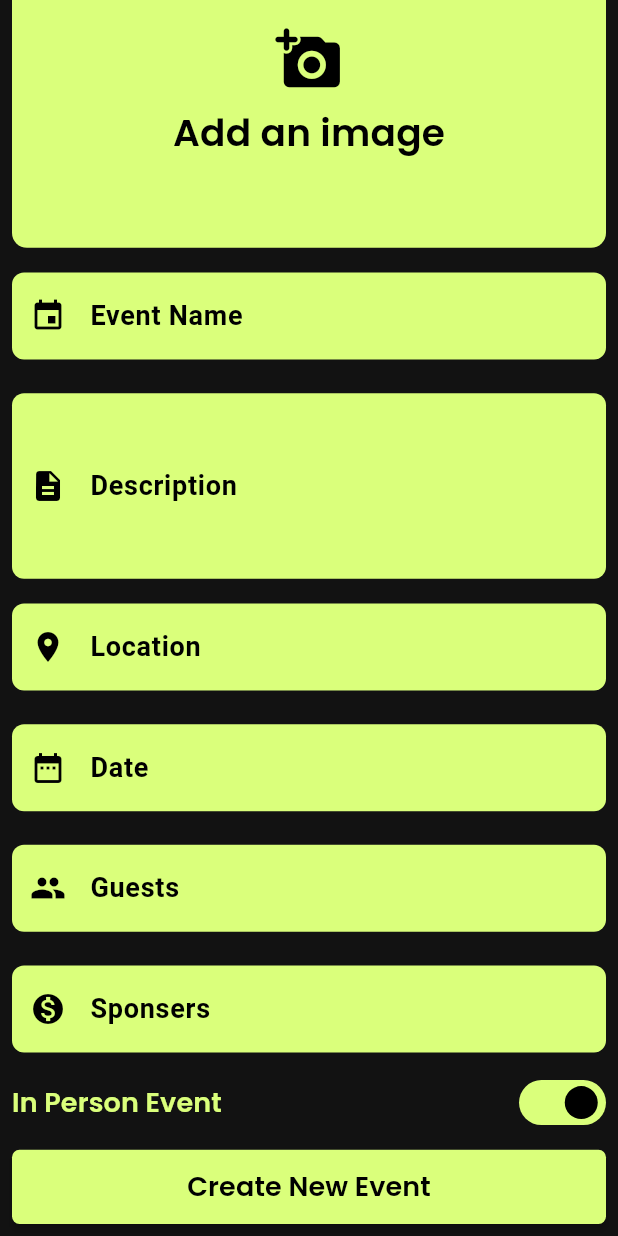
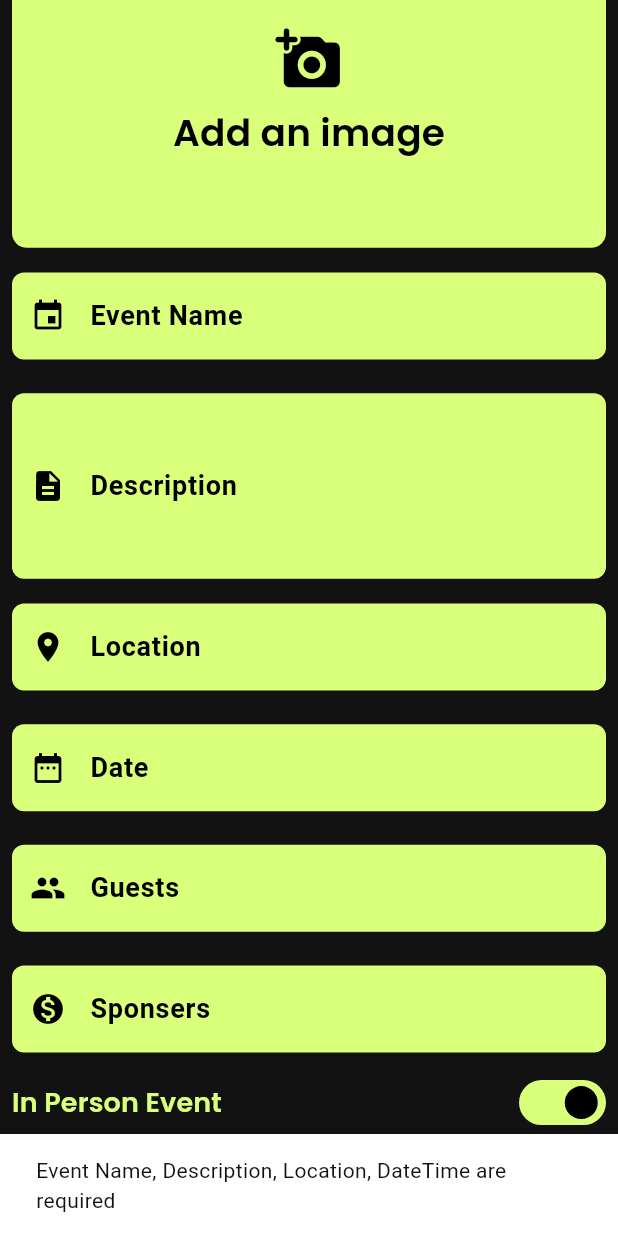
Before and after one commit to manoharacharyaa/eventhub, a Flutter app: the CreateEventPage screen opened directly, scrolled down 114 dp, after a tap on "Create New Event", on a phone screen of 412 x 824 dp. Run offline on Flutter 3.47's test engine with Material 2 defaults, Android fonts, the phone set to English and light mode, and no system bars; drawn by our look-alikes of flutter_switch; our stand-ins replace appwrite, file_picker, google_fonts, shared_preferences; accounts and stored records are empty; network calls fail.

Commit message:
14.linking uploadEventImage & creatEvent method to Creat New Event button

```diff
--- a/lib/views/create_event_page.dart
+++ b/lib/views/create_event_page.dart
@@ -5,10 +5,11 @@ import 'package:eventhub/auth.dart';
 import 'package:eventhub/colors/colors.dart';
 import 'package:eventhub/containers/custom_headtext.dart';
 import 'package:eventhub/containers/custom_input_form.dart';
+import 'package:eventhub/database.dart';
+import 'package:eventhub/saved_data.dart';
 import 'package:file_picker/file_picker.dart';
 import 'package:flutter/material.dart';
 import 'package:flutter_switch/flutter_switch.dart';
-import 'package:get/get.dart';
 
 class CreateEventPage extends StatefulWidget {
   const CreateEventPage({super.key});
@@ -23,6 +24,7 @@ class _CreateEventPageState extends State<CreateEventPage>
 
   FilePickerResult? _filePickerResult;
   bool _isInPersonEvent = true;
+  final _formKey = GlobalKey<FormState>();
   final TextEditingController _nameController = TextEditingController();
   final TextEditingController _descController = TextEditingController();
   final TextEditingController _locationController = TextEditingController();
@@ -32,11 +34,13 @@ class _CreateEventPageState extends State<CreateEventPage>
 
   Storage storage = Storage(client);
   bool isUploading = false;
+  String userId = '';
 
   @override
   void initState() {
     super.initState();
     _controller = AnimationController(vsync: this);
+    userId = SaveData.getUserId();
   }
 
   @override
@@ -64,6 +68,7 @@ class _CreateEventPageState extends State<CreateEventPage>
           pickedDateTime.month,
           pickedDateTime.day,
           pickTime.hour,
+          pickTime.minute,
         );
         setState(() {
           _dateTimeController.text = selectedDateTime.toString();
@@ -172,6 +177,12 @@ class _CreateEventPageState extends State<CreateEventPage>
                   icon: Icons.event,
                   label: 'Event Name',
                   hint: 'Enter your event name',
+                  validator: (value) {
+                    if (value!.isEmpty) {
+                      return 'Event name is required';
+                    }
+                    return null;
+                  },
                 ),
                 SizedBox(height: height * 0.02),
                 SizedBox(
@@ -247,7 +258,39 @@ class _CreateEventPageState extends State<CreateEventPage>
                 SizedBox(height: height * 0.02),
                 MaterialButton(
                   onPressed: () {
-                    uploadEventImage();
+                    if (_nameController.text == '' ||
+                        _descController.text == '' ||
+                        _locationController.text == '' ||
+                        _dateTimeController.text == '') {
+                      ScaffoldMessenger.of(context).showSnackBar(
+                        const SnackBar(
+                          content: Text(
+                            'Event Name, Description, Location, DateTime are required',
+                          ),
+                        ),
+                      );
+                    } else {
+                      uploadEventImage()
+                          .then((value) => createEvent(
+                                _nameController.text,
+                                _descController.text,
+                                value, //value is of image (Image Id)
+                                _locationController.text,
+                                _dateTimeController.text,
+                                userId,
+                                _isInPersonEvent,
+                                _guestController.text,
+                                _sponsersController.text,
+                              ))
+                          .then((value) {
+                        ScaffoldMessenger.of(context).showSnackBar(
+                          const SnackBar(
+                            content: Text('Event Created'),
+                          ),
+                        );
+                        Navigator.pop(context);
+                      });
+                    }
                   },
                   color: kPrimary,
                   shape: RoundedRectangleBorder(
```
